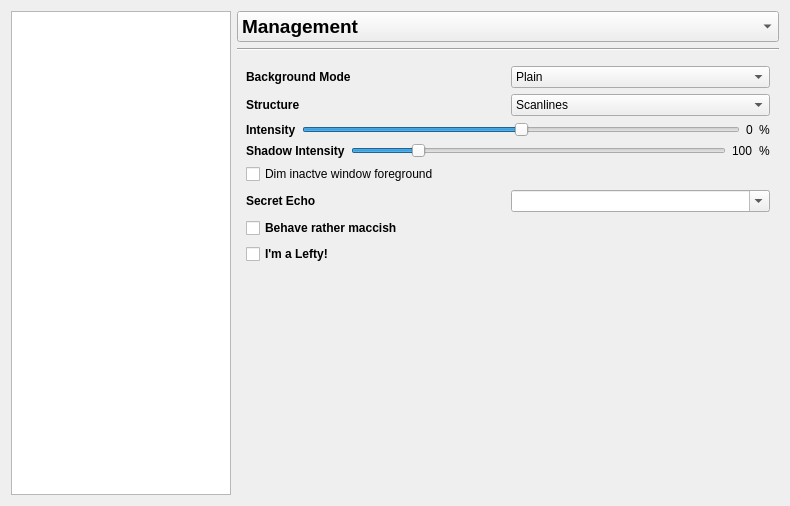
Above: config/config.ui from deiv/bespin-pkg before the change. Below: the same form after it.
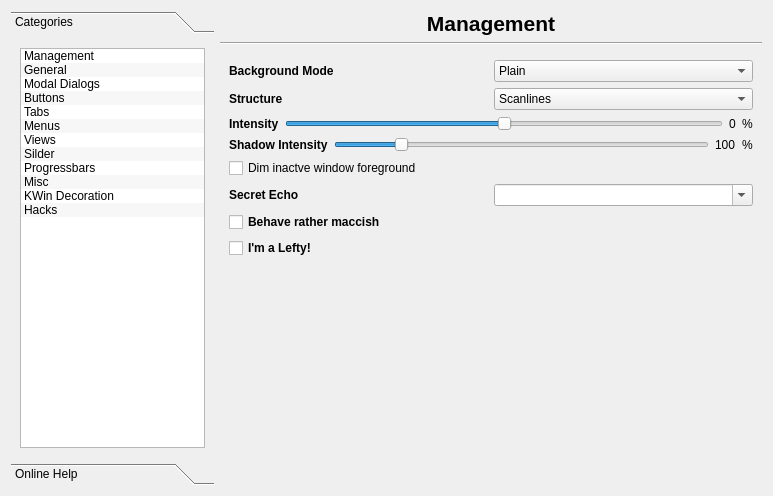
That is the form after the change. The open tabs and pages were chosen to show the change.

Commit message: new appereance tryout

```diff
--- a/config/config.ui
+++ b/config/config.ui
@@ -5,8 +5,8 @@
    <rect>
     <x>0</x>
     <y>0</y>
-    <width>790</width>
-    <height>506</height>
+    <width>773</width>
+    <height>496</height>
    </rect>
   </property>
   <property name="sizePolicy" >
@@ -24,37 +24,29 @@
   <property name="windowTitle" >
    <string>Bespin Configuration</string>
   </property>
-  <layout class="QGridLayout" name="gridLayout_13" >
+  <layout class="QGridLayout" name="gridLayout_20" >
    <item rowspan="3" row="0" column="0" >
-    <widget class="QTextBrowser" name="info" >
-     <property name="sizePolicy" >
-      <sizepolicy vsizetype="Expanding" hsizetype="Expanding" >
-       <horstretch>0</horstretch>
-       <verstretch>1</verstretch>
-      </sizepolicy>
+    <widget class="QToolBox" name="toolBox" >
+     <property name="currentIndex" >
+      <number>0</number>
      </property>
-     <property name="minimumSize" >
-      <size>
-       <width>210</width>
-       <height>0</height>
-      </size>
-     </property>
-     <property name="frameShape" >
-      <enum>QFrame::StyledPanel</enum>
-     </property>
-     <property name="frameShadow" >
-      <enum>QFrame::Raised</enum>
-     </property>
-    </widget>
-   </item>
-   <item row="0" column="1" >
-    <widget class="QComboBox" name="sectionSelect" >
-     <property name="font" >
-      <font>
-       <pointsize>14</pointsize>
-       <weight>75</weight>
-       <bold>true</bold>
-      </font>
+     <widget class="QWidget" name="page" >
+      <property name="geometry" >
+       <rect>
+        <x>0</x>
+        <y>0</y>
+        <width>193</width>
+        <height>424</height>
+       </rect>
+      </property>
+      <attribute name="label" >
+       <string>Categories</string>
+      </attribute>
+      <layout class="QGridLayout" name="gridLayout_13" >
+       <item row="0" column="0" >
+        <widget class="QListWidget" name="sectionSelect" >
+         <property name="alternatingRowColors" >
+          <bool>true</bool>
      </property>
      <item>
       <property name="text" >
@@ -88,12 +80,12 @@
      </item>
      <item>
       <property name="text" >
-       <string>Itemviews</string>
+           <string>Views</string>
       </property>
      </item>
      <item>
       <property name="text" >
-       <string>Slider</string>
+           <string>Silder</string>
       </property>
      </item>
      <item>
@@ -108,7 +100,7 @@
      </item>
      <item>
       <property name="text" >
-       <string>KWin Titlebar</string>
+           <string>KWin Decoration</string>
       </property>
      </item>
      <item>
@@ -118,6 +110,67 @@
      </item>
     </widget>
    </item>
+      </layout>
+     </widget>
+     <widget class="QWidget" name="page_2" >
+      <property name="geometry" >
+       <rect>
+        <x>0</x>
+        <y>0</y>
+        <width>228</width>
+        <height>117</height>
+       </rect>
+      </property>
+      <attribute name="label" >
+       <string>Online Help</string>
+      </attribute>
+      <layout class="QGridLayout" name="gridLayout_19" >
+       <item row="0" column="0" >
+        <widget class="QTextBrowser" name="info" >
+         <property name="sizePolicy" >
+          <sizepolicy vsizetype="Expanding" hsizetype="Expanding" >
+           <horstretch>0</horstretch>
+           <verstretch>1</verstretch>
+          </sizepolicy>
+         </property>
+         <property name="minimumSize" >
+          <size>
+           <width>210</width>
+           <height>0</height>
+          </size>
+         </property>
+         <property name="frameShape" >
+          <enum>QFrame::StyledPanel</enum>
+         </property>
+         <property name="frameShadow" >
+          <enum>QFrame::Sunken</enum>
+         </property>
+        </widget>
+       </item>
+      </layout>
+     </widget>
+    </widget>
+   </item>
+   <item row="0" column="1" >
+    <widget class="QLabel" name="header" >
+     <property name="font" >
+      <font>
+       <pointsize>16</pointsize>
+       <weight>75</weight>
+       <bold>true</bold>
+       <underline>false</underline>
+       <strikeout>false</strikeout>
+       <kerning>true</kerning>
+      </font>
+     </property>
+     <property name="text" >
+      <string>Management</string>
+     </property>
+     <property name="alignment" >
+      <set>Qt::AlignCenter</set>
+     </property>
+    </widget>
+   </item>
    <item row="1" column="1" >
     <widget class="Line" name="line_2" >
      <property name="orientation" >
@@ -349,8 +402,8 @@
        <rect>
         <x>0</x>
         <y>0</y>
-        <width>556</width>
-        <height>431</height>
+        <width>599</width>
+        <height>572</height>
        </rect>
       </property>
       <layout class="QGridLayout" name="gridLayout_17" >
```
Left out of the diff: 42 changed lines with no effect on the pictures. Lines whose indentation alone changed are shown as unchanged. The commit also changes 1 other file.
